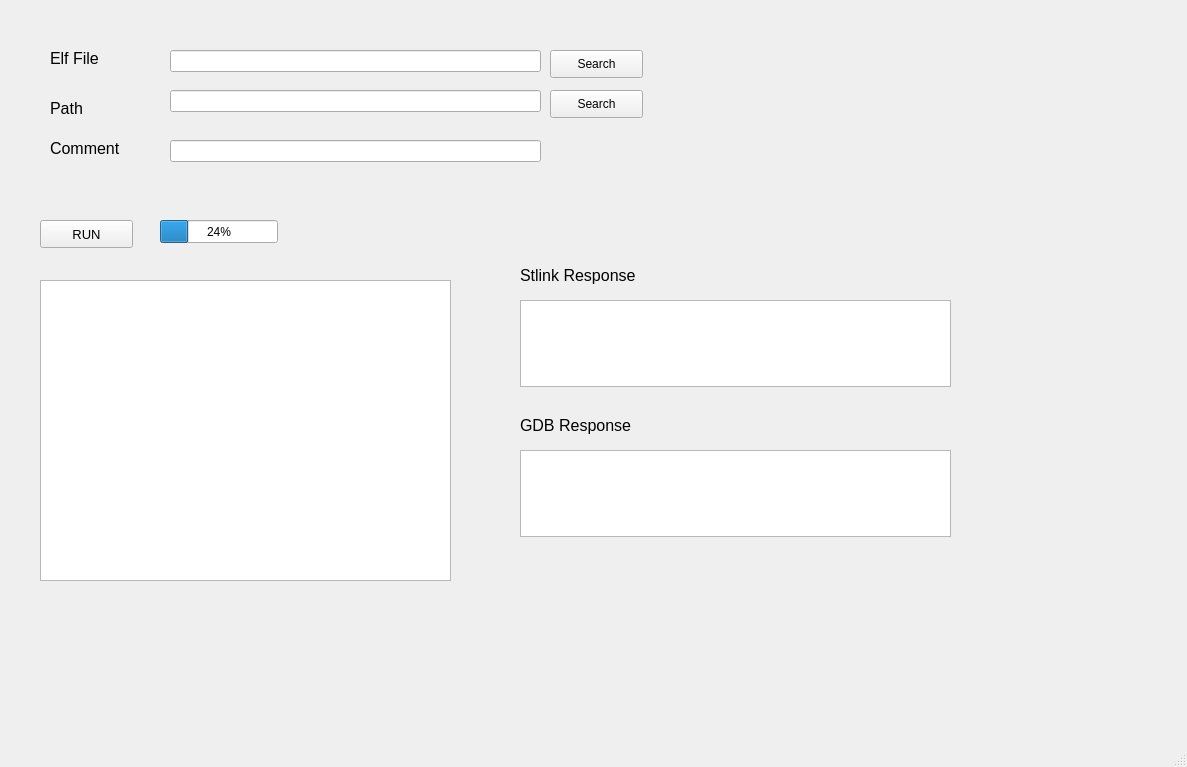
Old version of the form QTdesign.ui in the repository samnied/GDBgui.
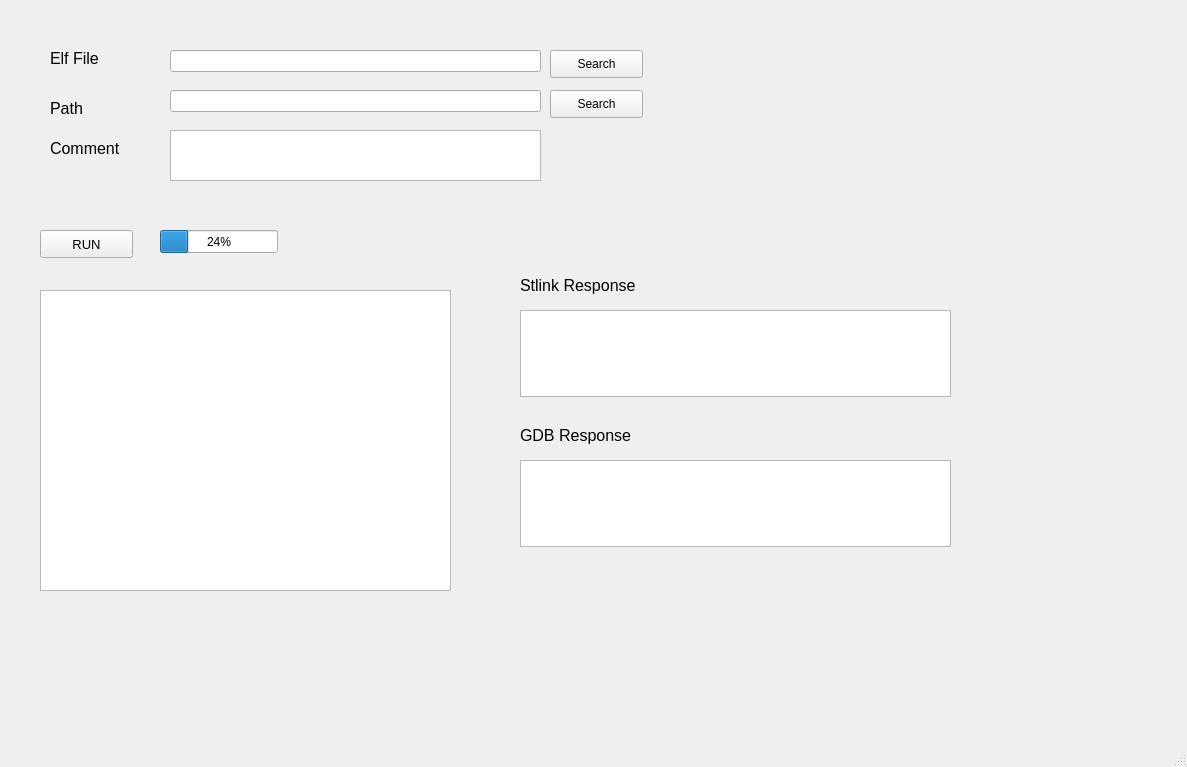
New version of the form.

```diff
--- a/QTdesign.ui
+++ b/QTdesign.ui
@@ -18,7 +18,7 @@
     <property name="geometry">
      <rect>
       <x>40</x>
-      <y>220</y>
+      <y>230</y>
       <width>93</width>
       <height>28</height>
      </rect>
@@ -118,7 +118,7 @@
     <property name="geometry">
      <rect>
       <x>40</x>
-      <y>280</y>
+      <y>290</y>
       <width>411</width>
       <height>301</height>
      </rect>
@@ -133,7 +133,7 @@
     <property name="geometry">
      <rect>
       <x>520</x>
-      <y>300</y>
+      <y>310</y>
       <width>431</width>
       <height>87</height>
      </rect>
@@ -143,7 +143,7 @@
     <property name="geometry">
      <rect>
       <x>520</x>
-      <y>260</y>
+      <y>270</y>
       <width>171</width>
       <height>31</height>
      </rect>
@@ -161,7 +161,7 @@
     <property name="geometry">
      <rect>
       <x>160</x>
-      <y>220</y>
+      <y>230</y>
       <width>118</width>
       <height>23</height>
      </rect>
@@ -174,7 +174,7 @@
     <property name="geometry">
      <rect>
       <x>520</x>
-      <y>410</y>
+      <y>420</y>
       <width>171</width>
       <height>31</height>
      </rect>
@@ -192,7 +192,7 @@
     <property name="geometry">
      <rect>
       <x>520</x>
-      <y>450</y>
+      <y>460</y>
       <width>431</width>
       <height>87</height>
      </rect>
@@ -216,13 +216,13 @@
      <string>Comment</string>
     </property>
    </widget>
-   <widget class="QLineEdit" name="commentEdit">
+   <widget class="QPlainTextEdit" name="commentEdit">
     <property name="geometry">
      <rect>
       <x>170</x>
-      <y>140</y>
+      <y>130</y>
       <width>371</width>
-      <height>22</height>
+      <height>51</height>
      </rect>
     </property>
    </widget>
```
